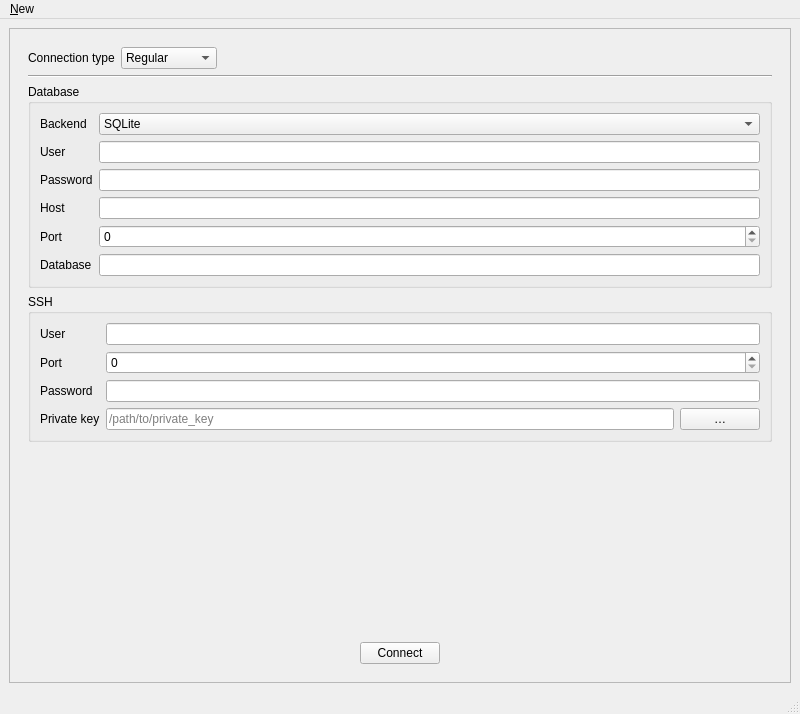
Qt form MainWindow.ui (Krzmbrzl/memmer) before a commit.
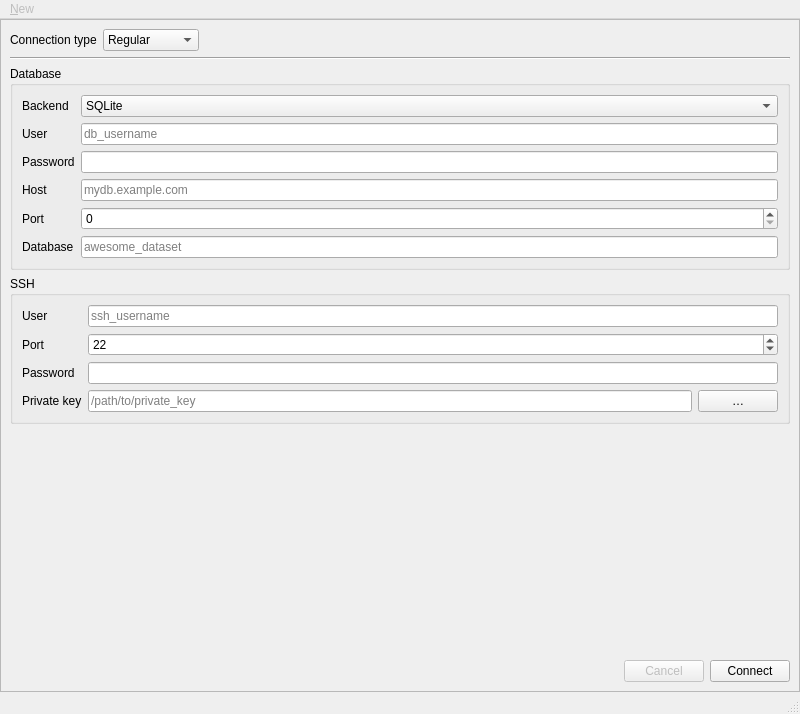
The same form after that commit.

```diff
--- a/MainWindow.ui
+++ b/MainWindow.ui
@@ -15,8 +15,26 @@
   </property>
   <widget class="QWidget" name="main_widget">
    <layout class="QVBoxLayout" name="verticalLayout">
+    <property name="spacing">
+     <number>0</number>
+    </property>
+    <property name="leftMargin">
+     <number>0</number>
+    </property>
+    <property name="topMargin">
+     <number>0</number>
+    </property>
+    <property name="rightMargin">
+     <number>0</number>
+    </property>
+    <property name="bottomMargin">
+     <number>0</number>
+    </property>
     <item>
      <widget class="QScrollArea" name="main_scroller">
+      <property name="frameShape">
+       <enum>QFrame::Shape::StyledPanel</enum>
+      </property>
       <property name="widgetResizable">
        <bool>true</bool>
       </property>
@@ -25,11 +43,26 @@
         <rect>
          <x>0</x>
          <y>0</y>
-         <width>788</width>
-         <height>649</height>
+         <width>800</width>
+         <height>661</height>
         </rect>
        </property>
        <layout class="QVBoxLayout" name="verticalLayout_2">
+        <property name="spacing">
+         <number>0</number>
+        </property>
+        <property name="leftMargin">
+         <number>0</number>
+        </property>
+        <property name="topMargin">
+         <number>0</number>
+        </property>
+        <property name="rightMargin">
+         <number>0</number>
+        </property>
+        <property name="bottomMargin">
+         <number>0</number>
+        </property>
         <item>
          <widget class="QStackedWidget" name="page_stack">
           <property name="currentIndex">
@@ -128,7 +161,11 @@
                 </widget>
                </item>
                <item row="1" column="1">
-                <widget class="QLineEdit" name="lineEdit_4"/>
+                <widget class="QLineEdit" name="lineEdit_4">
+                 <property name="placeholderText">
+                  <string>db_username</string>
+                 </property>
+                </widget>
                </item>
                <item row="2" column="0">
                 <widget class="QLabel" name="label_7">
@@ -138,7 +175,11 @@
                 </widget>
                </item>
                <item row="2" column="1">
-                <widget class="QLineEdit" name="lineEdit_3"/>
+                <widget class="QLineEdit" name="lineEdit_3">
+                 <property name="echoMode">
+                  <enum>QLineEdit::EchoMode::Password</enum>
+                 </property>
+                </widget>
                </item>
                <item row="3" column="0">
                 <widget class="QLabel" name="label_8">
@@ -148,7 +189,11 @@
                 </widget>
                </item>
                <item row="3" column="1">
-                <widget class="QLineEdit" name="lineEdit_5"/>
+                <widget class="QLineEdit" name="lineEdit_5">
+                 <property name="placeholderText">
+                  <string>mydb.example.com</string>
+                 </property>
+                </widget>
                </item>
                <item row="4" column="0">
                 <widget class="QLabel" name="label_9">
@@ -168,7 +213,11 @@
                 </widget>
                </item>
                <item row="5" column="1">
-                <widget class="QLineEdit" name="lineEdit_6"/>
+                <widget class="QLineEdit" name="lineEdit_6">
+                 <property name="placeholderText">
+                  <string>awesome_dataset</string>
+                 </property>
+                </widget>
                </item>
               </layout>
              </widget>
@@ -187,7 +236,11 @@
                 </widget>
                </item>
                <item row="0" column="1">
-                <widget class="QLineEdit" name="lineEdit_7"/>
+                <widget class="QLineEdit" name="lineEdit_7">
+                 <property name="placeholderText">
+                  <string>ssh_username</string>
+                 </property>
+                </widget>
                </item>
                <item row="1" column="0">
                 <widget class="QLabel" name="label_12">
@@ -197,7 +250,11 @@
                 </widget>
                </item>
                <item row="1" column="1">
-                <widget class="QSpinBox" name="spinBox_2"/>
+                <widget class="QSpinBox" name="spinBox_2">
+                 <property name="value">
+                  <number>22</number>
+                 </property>
+                </widget>
                </item>
                <item row="2" column="0">
                 <widget class="QLabel" name="label_13">
@@ -207,7 +264,11 @@
                 </widget>
                </item>
                <item row="2" column="1">
-                <widget class="QLineEdit" name="lineEdit_8"/>
+                <widget class="QLineEdit" name="lineEdit_8">
+                 <property name="echoMode">
+                  <enum>QLineEdit::EchoMode::Password</enum>
+                 </property>
+                </widget>
                </item>
                <item row="3" column="0">
                 <widget class="QLabel" name="label_14">
@@ -253,10 +314,30 @@
             <item>
              <layout class="QHBoxLayout" name="horizontalLayout_3">
               <item>
-               <layout class="QHBoxLayout" name="horizontalLayout_4"/>
+               <spacer name="horizontalSpacer_6">
+                <property name="orientation">
+                 <enum>Qt::Orientation::Horizontal</enum>
+                </property>
+                <property name="sizeHint" stdset="0">
+                 <size>
+                  <width>40</width>
+                  <height>20</height>
+                 </size>
+                </property>
+               </spacer>
               </item>
               <item>
                <widget class="QPushButton" name="pushButton_5">
+                <property name="enabled">
+                 <bool>false</bool>
+                </property>
+                <property name="text">
+                 <string>Cancel</string>
+                </property>
+               </widget>
+              </item>
+              <item>
+               <widget class="QPushButton" name="connect_button">
                 <property name="sizePolicy">
                  <sizepolicy hsizetype="Fixed" vsizetype="Fixed">
                   <horstretch>0</horstretch>
@@ -715,6 +796,12 @@
     </rect>
    </property>
    <widget class="QMenu" name="menuNew">
+    <property name="enabled">
+     <bool>false</bool>
+    </property>
+    <property name="tearOffEnabled">
+     <bool>false</bool>
+    </property>
     <property name="title">
      <string>&amp;New</string>
     </property>
@@ -726,12 +813,12 @@
   <widget class="QStatusBar" name="statusbar"/>
   <action name="actionMember">
    <property name="text">
-    <string>Member</string>
+    <string>&amp;Member</string>
    </property>
   </action>
   <action name="actionSession">
    <property name="text">
-    <string>Session</string>
+    <string>&amp;Session</string>
    </property>
   </action>
  </widget>
```
